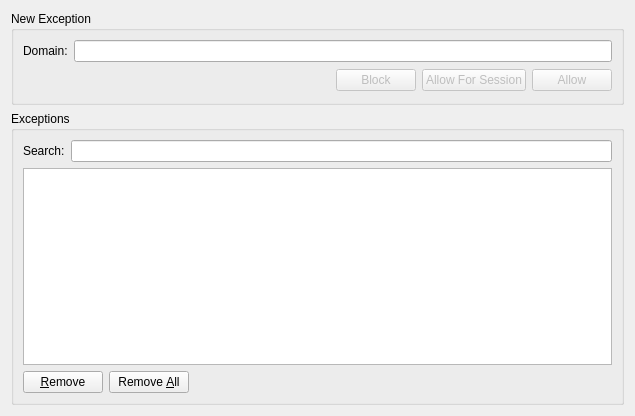
Above: src/cookiesexceptions.ui from KDE/rekonq before the change. Below: the same form after it.
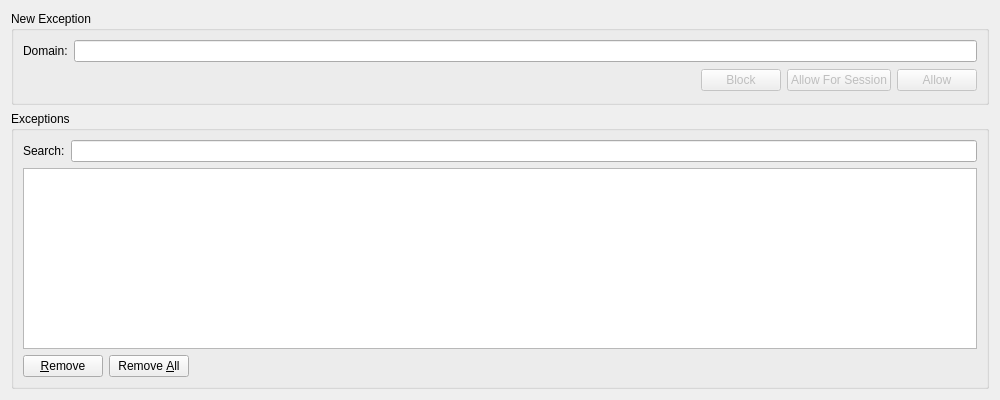
That is the form after the change. Custom widgets are drawn as their Qt base class.

Commit message: Fixing Ui cookies dim

The edit to the form file:
```diff
--- a/src/cookiesexceptions.ui
+++ b/src/cookiesexceptions.ui
@@ -6,8 +6,8 @@
    <rect>
     <x>0</x>
     <y>0</y>
-    <width>635</width>
-    <height>416</height>
+    <width>1000</width>
+    <height>400</height>
    </rect>
   </property>
   <property name="windowTitle">
```
The commit also changes 5 other files.
